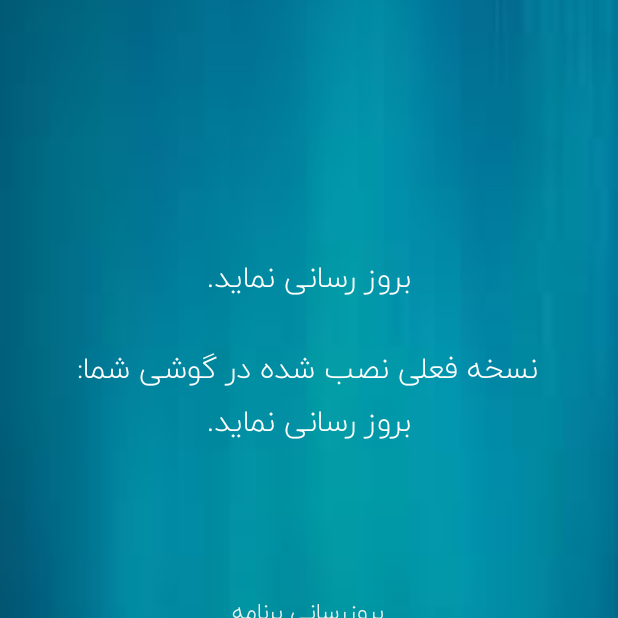
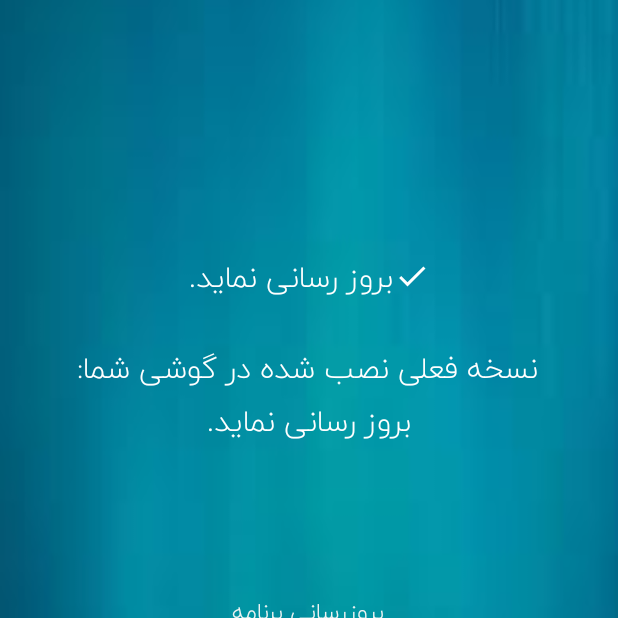
Before and after one commit to hadimohammadi924/SAJAP, an Android app: the update screen opened directly, with no data from a screen before it, on a phone screen of 412 x 824 dp, the top half of it. Run offline under Robolectric (Android 15) with nearby library versions, the phone set to English and light mode, and no system bars; our stand-ins replace Volley; network calls fail.

Commit message:
final update page

```diff
--- a/app/src/main/java/ir/hadimohammadi/myapplication/update.java
+++ b/app/src/main/java/ir/hadimohammadi/myapplication/update.java
@@ -116,12 +116,13 @@ public class update extends AppCompatActivity {
                                 updatetext.setText("برنامه شما بروز است.");
                                 updateee.setVisibility(View.INVISIBLE);
                                 updated.setVisibility(View.INVISIBLE);
+                                exitt.setVisibility(View.INVISIBLE);
                                 now_version.setText("نسخه فعلی برنامه نصب شده در گوشی شما: " + respo.getString("V_v"));
                                 updateVersion.setText("ورژن بروز آماده بارگیری: " + respo.getString("xx1"));
                             } else {
                                 updatetext.setText(respo.getString("date"));
                                 mainpage.setVisibility(View.GONE);
-                                now_version.setText("نسخه فعلی برنامه نصب شده در گوشی شما: " + respo.getString("V_v"));
+                                now_version.setText("نسخه فعلی برنامه  در گوشی شما: " + respo.getString("V_v"));
                                 updateVersion.setText("ورژن بروز آماده بارگیری: " + respo.getString("xx1"));
                             }
 
--- /dev/null
+++ b/app/src/main/res/drawable/baseline_check_24.xml
@@ -0,0 +1,5 @@
+<vector android:height="24dp" android:tint="#FFFFFF"
+    android:viewportHeight="24" android:viewportWidth="24"
+    android:width="24dp" xmlns:android="http://schemas.android.com/apk/res/android">
+    <path android:fillColor="@android:color/white" android:pathData="M9,16.17L4.83,12l-1.42,1.41L9,19 21,7l-1.41,-1.41z"/>
+</vector>
--- a/app/src/main/res/layout/activity_update.xml
+++ b/app/src/main/res/layout/activity_update.xml
@@ -20,6 +20,7 @@
         android:textColor="@color/white"
         android:textAlignment="center"
         android:textSize="20dp"
+        android:drawableRight="@drawable/baseline_check_24"
         app:fontFamily="@font/iran"
         android:id="@+id/updatetext"
         android:text="بروز رسانی نماید."
```
